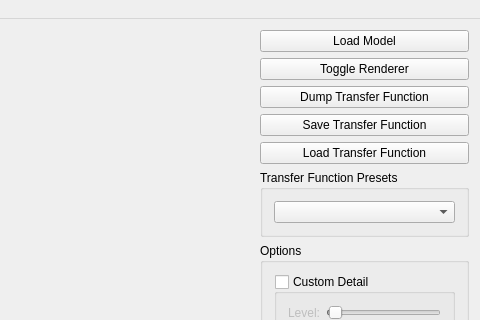
Old version of the form src/main_window.ui in the repository jcxz/PGP; both pictures show x 434 to 914 and y 0 to 320 of the 914 by 661 pixel window.
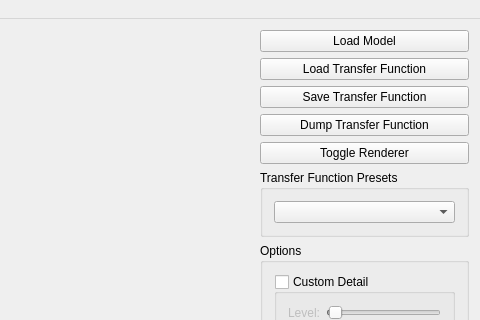
New version of the form. Custom widgets are drawn as their Qt base class.

Commit message: Zmeny v gui: - nastavene niektore signaly a sloty priamo z Qt Designeru.

What changed in the file:
```diff
--- a/src/main_window.ui
+++ b/src/main_window.ui
@@ -29,27 +29,6 @@
           </property>
          </widget>
         </item>
-        <item>
-         <widget class="QPushButton" name="pbToggleRenderer">
-          <property name="text">
-           <string>Toggle Renderer</string>
-          </property>
-         </widget>
-        </item>
-        <item>
-         <widget class="QPushButton" name="pbDumpTF">
-          <property name="text">
-           <string>Dump Transfer Function</string>
-          </property>
-         </widget>
-        </item>
-        <item>
-         <widget class="QPushButton" name="pbSaveTF">
-          <property name="text">
-           <string>Save Transfer Function</string>
-          </property>
-         </widget>
-        </item>
         <item>
          <widget class="QPushButton" name="pbLoadTF">
           <property name="text">
@@ -57,6 +36,27 @@
           </property>
          </widget>
         </item>
+        <item>
+         <widget class="QPushButton" name="pbSaveTF">
+          <property name="text">
+           <string>Save Transfer Function</string>
+          </property>
+         </widget>
+        </item>
+        <item>
+         <widget class="QPushButton" name="pbDumpTF">
+          <property name="text">
+           <string>Dump Transfer Function</string>
+          </property>
+         </widget>
+        </item>
+        <item>
+         <widget class="QPushButton" name="pbToggleRenderer">
+          <property name="text">
+           <string>Toggle Renderer</string>
+          </property>
+         </widget>
+        </item>
         <item>
          <widget class="QGroupBox" name="gbTransferFunctionPresets">
           <property name="toolTip">
```
Left out of the diff: 137 changed lines with no effect on the pictures. The commit also changes 1 other file.
